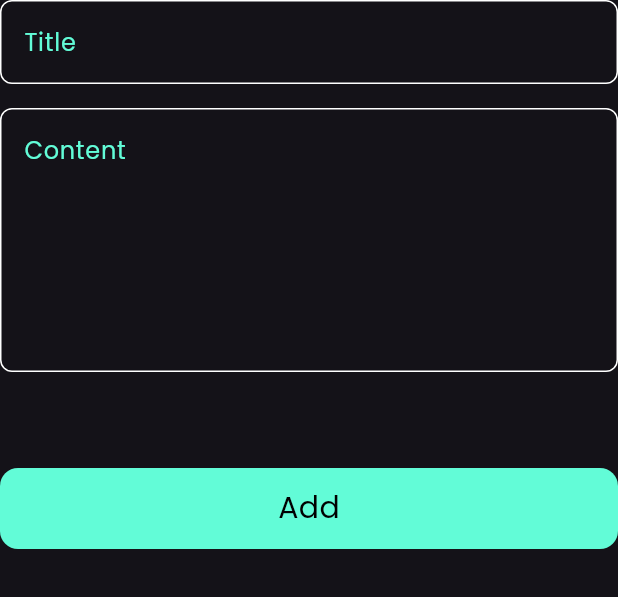
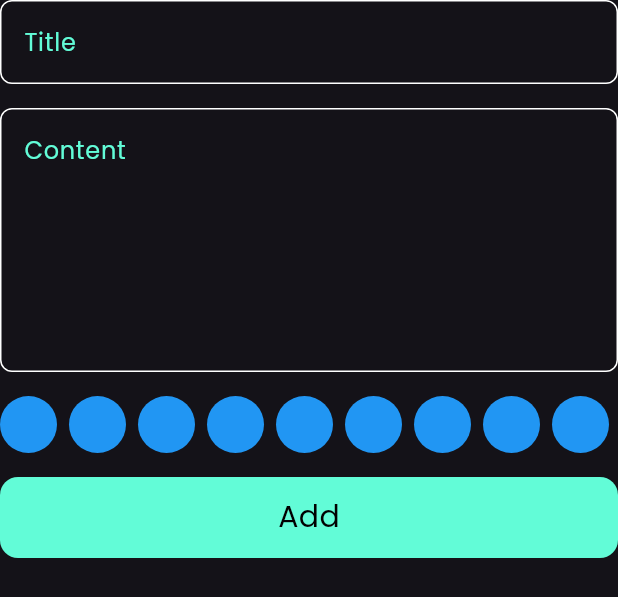
Before and after one commit to joemohamed2020/notes_app, a Flutter app: the AddNoteForm widget shown alone on an empty page, opened directly, on a phone screen of 412 x 824 dp. Shown: the top 597 px of the screen. Run offline on Flutter 3.47's test engine with Material 3 defaults, Android fonts, the phone set to English and light mode, and no system bars; our stand-ins replace bloc, flutter_bloc, hive, hive_flutter; accounts and stored records are empty.

Commit message:
colors List view

```diff
--- a/lib/views/widgets/add_note_form.dart
+++ b/lib/views/widgets/add_note_form.dart
@@ -2,6 +2,7 @@ import 'package:flutter/material.dart';
 import 'package:flutter_bloc/flutter_bloc.dart';
 import 'package:notes_app/cubits/add_note_cubit/add_note_cubit.dart';
 import 'package:notes_app/models/note_model.dart';
+import 'package:notes_app/views/widgets/color_list_view.dart';
 import 'package:notes_app/views/widgets/custom_button.dart';
 import 'package:notes_app/views/widgets/custom_text_field_widget.dart';
 
@@ -9,7 +10,6 @@ class AddNoteForm extends StatefulWidget {
   const AddNoteForm({
     super.key,
   });
-
   @override
   State<AddNoteForm> createState() => _AddNoteFormState();
 }
@@ -18,12 +18,31 @@ class _AddNoteFormState extends State<AddNoteForm> {
   final GlobalKey<FormState> formKey = GlobalKey();
   AutovalidateMode autovalidateMode = AutovalidateMode.disabled;
   String? title, subTitle;
+  Color color = Colors.orange;
+  late final List<Color> colors;
+  bool isPicked = false;
+  @override
+  void initState() {
+    colors = [
+      Colors.orange,
+      Colors.red,
+      Colors.blue,
+      Colors.yellow,
+      Colors.green,
+      Colors.cyan,
+      Colors.brown,
+      Colors.amber,
+      Colors.indigo,
+    ];
+    super.initState();
+  }
+
   @override
   Widget build(BuildContext context) {
     return Form(
       key: formKey,
       autovalidateMode: autovalidateMode,
-      child: Column(children: [
+      child: Column(crossAxisAlignment: CrossAxisAlignment.start, children: [
         CustomTextFormField(
           text: 'Title',
           onSaved: (value) {
@@ -41,7 +60,11 @@ class _AddNoteFormState extends State<AddNoteForm> {
           },
         ),
         const SizedBox(
-          height: 64,
+          height: 16,
+        ),
+        const ColorListView(),
+        const SizedBox(
+          height: 16,
         ),
         BlocBuilder<AddNoteCubit, AddNoteState>(
           builder: (context, state) {
@@ -55,7 +78,7 @@ class _AddNoteFormState extends State<AddNoteForm> {
                       subTitle: subTitle!,
                       date:
                           "${DateTime.now().year}-${DateTime.now().month}-${DateTime.now().day}",
-                      color: 0xffc86c39);
+                      color: color.value);
                   BlocProvider.of<AddNoteCubit>(context).addNote(noteModel);
                 } else {
                   autovalidateMode = AutovalidateMode.always;
--- /dev/null
+++ b/lib/views/widgets/color_list_view.dart
@@ -0,0 +1,47 @@
+import 'package:flutter/material.dart';
+
+class ColorBall extends StatelessWidget {
+  const ColorBall({
+    super.key,
+    required this.color,
+    this.onTap,
+    this.isPicked = false,
+  });
+  final Color color;
+  final void Function()? onTap;
+  final bool isPicked;
+  @override
+  Widget build(BuildContext context) {
+    return GestureDetector(
+      onTap: onTap,
+      child: Padding(
+        padding: const EdgeInsets.only(right: 8.0),
+        child: Container(
+          height: 38,
+          width: 38,
+          decoration: BoxDecoration(
+              color: color, borderRadius: BorderRadius.circular(32)),
+          child: isPicked ? const Icon(Icons.check) : null,
+        ),
+      ),
+    );
+  }
+}
+
+class ColorListView extends StatelessWidget {
+  const ColorListView({super.key});
+
+  @override
+  Widget build(BuildContext context) {
+    return SizedBox(
+      height: 38,
+      child: ListView.builder(
+        scrollDirection: Axis.horizontal,
+        itemCount: 10,
+        itemBuilder: (context, index) {
+          return const ColorBall(color: Colors.blue);
+        },
+      ),
+    );
+  }
+}
```
